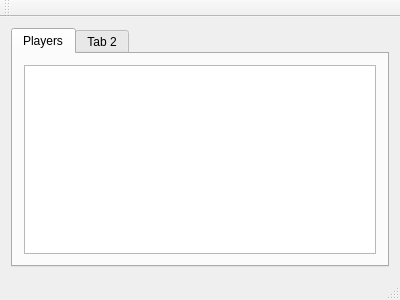
This is src/mainwindow.ui in lbproductions/psnewmodel as Qt 5 draws it before an edit. The edited form follows.
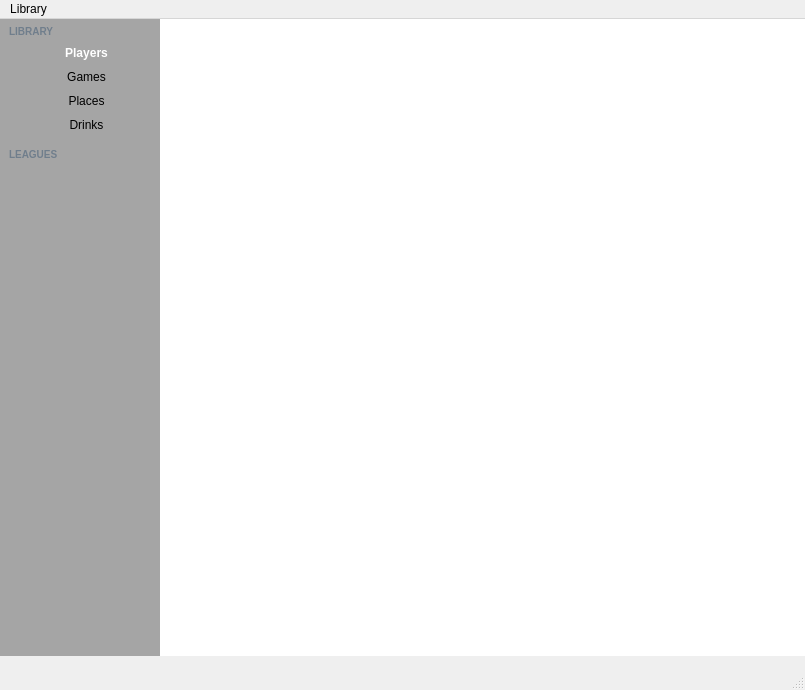
This is the edited form. Icons and pictures are not drawn.

The edit to the form file:
```diff
--- a/src/mainwindow.ui
+++ b/src/mainwindow.ui
@@ -6,38 +6,313 @@
    <rect>
     <x>0</x>
     <y>0</y>
-    <width>400</width>
-    <height>300</height>
+    <width>805</width>
+    <height>690</height>
    </rect>
   </property>
   <property name="windowTitle">
    <string>MainWindow</string>
   </property>
+  <property name="styleSheet">
+   <string notr="true">QStatusBar {
+background: url(:/statusbar/background) repeat-x;
+}
+QSplitter {
+	width: 1px;
+	background-color: #a5a5a5;
+}
+QSplitter:handle {
+	width: 4px;
+}</string>
+  </property>
+  <property name="tabShape">
+   <enum>QTabWidget::Triangular</enum>
+  </property>
   <widget class="QWidget" name="centralWidget">
-   <layout class="QHBoxLayout" name="horizontalLayout">
+   <layout class="QVBoxLayout" name="verticalLayout">
+    <property name="spacing">
+     <number>0</number>
+    </property>
+    <property name="margin">
+     <number>0</number>
+    </property>
     <item>
-     <widget class="QTabWidget" name="tabWidget">
-      <property name="currentIndex">
-       <number>0</number>
+     <widget class="QSplitter" name="splitter">
+      <property name="orientation">
+       <enum>Qt::Horizontal</enum>
       </property>
-      <widget class="QWidget" name="tabPlayers">
-       <attribute name="title">
-        <string>Players</string>
-       </attribute>
-       <layout class="QVBoxLayout" name="verticalLayout">
+      <widget class="QFrame" name="frameSidebar">
+       <property name="minimumSize">
+        <size>
+         <width>150</width>
+         <height>0</height>
+        </size>
+       </property>
+       <property name="maximumSize">
+        <size>
+         <width>300</width>
+         <height>16777215</height>
+        </size>
+       </property>
+       <property name="styleSheet">
+        <string notr="true">QLabel {
+	font-size: 10px;
+	font-weight: bold;
+	font-family: &quot;Lucida Grande&quot;;
+	margin: 6 0 3 6;
+	color: #707e8c;
+}
+QToolButton {
+	border: 0px;
+	height: 21px;
+    background: none;
+	padding-left: 14px;
+}
+QToolButton:checked {
+	color: #FFFFFF;
+	font-weight: bold;
+    background: url(:/sidebar/item-background-selected);
+}
+QFrame#frameSidebar {
+	border: none;
+    background-color: qlineargradient(x1: 0, y1: 0, x2: 0, y2: 1,
+                                      stop: 0 #e7ecf1, stop: 1 #d6dce3);
+}</string>
+       </property>
+       <property name="frameShape">
+        <enum>QFrame::StyledPanel</enum>
+       </property>
+       <layout class="QVBoxLayout" name="verticalLayout_2">
+        <property name="spacing">
+         <number>0</number>
+        </property>
+        <property name="margin">
+         <number>0</number>
+        </property>
         <item>
-         <widget class="QTreeView" name="treeViewPlayers">
-          <property name="sortingEnabled">
+         <widget class="QLabel" name="label">
+          <property name="text">
+           <string>LIBRARY</string>
+          </property>
+         </widget>
+        </item>
+        <item>
+         <widget class="QToolButton" name="toolButtonPlayers">
+          <property name="sizePolicy">
+           <sizepolicy hsizetype="Expanding" vsizetype="Fixed">
+            <horstretch>0</horstretch>
+            <verstretch>0</verstretch>
+           </sizepolicy>
+          </property>
+          <property name="text">
+           <string>Players</string>
+          </property>
+          <property name="icon">
+           <iconset resource="resource/sidebar/sidebar.qrc">
+            <normaloff>:/sidebar/players.png</normaloff>:/sidebar/players.png</iconset>
+          </property>
+          <property name="checkable">
            <bool>true</bool>
           </property>
+          <property name="checked">
+           <bool>true</bool>
+          </property>
+          <property name="toolButtonStyle">
+           <enum>Qt::ToolButtonTextBesideIcon</enum>
+          </property>
          </widget>
         </item>
+        <item>
+         <widget class="QToolButton" name="toolButtonGames">
+          <property name="sizePolicy">
+           <sizepolicy hsizetype="Expanding" vsizetype="Fixed">
+            <horstretch>0</horstretch>
+            <verstretch>0</verstretch>
+           </sizepolicy>
+          </property>
+          <property name="text">
+           <string>Games</string>
+          </property>
+          <property name="icon">
+           <iconset resource="resource/sidebar/sidebar.qrc">
+            <normaloff>:/sidebar/games.png</normaloff>:/sidebar/games.png</iconset>
+          </property>
+          <property name="checkable">
+           <bool>true</bool>
+          </property>
+          <property name="toolButtonStyle">
+           <enum>Qt::ToolButtonTextBesideIcon</enum>
+          </property>
+         </widget>
+        </item>
+        <item>
+         <widget class="QToolButton" name="toolButtonPlaces">
+          <property name="sizePolicy">
+           <sizepolicy hsizetype="MinimumExpanding" vsizetype="Fixed">
+            <horstretch>0</horstretch>
+            <verstretch>0</verstretch>
+           </sizepolicy>
+          </property>
+          <property name="text">
+           <string>Places</string>
+          </property>
+          <property name="icon">
+           <iconset resource="resource/sidebar/sidebar.qrc">
+            <normaloff>:/sidebar/places.png</normaloff>:/sidebar/places.png</iconset>
+          </property>
+          <property name="checkable">
+           <bool>true</bool>
+          </property>
+          <property name="toolButtonStyle">
+           <enum>Qt::ToolButtonTextBesideIcon</enum>
+          </property>
+         </widget>
+        </item>
+        <item>
+         <widget class="QToolButton" name="toolButtonDrinks">
+          <property name="sizePolicy">
+           <sizepolicy hsizetype="Expanding" vsizetype="Fixed">
+            <horstretch>0</horstretch>
+            <verstretch>0</verstretch>
+           </sizepolicy>
+          </property>
+          <property name="text">
+           <string>Drinks</string>
+          </property>
+          <property name="icon">
+           <iconset resource="resource/sidebar/sidebar.qrc">
+            <normaloff>:/sidebar/drinks.png</normaloff>:/sidebar/drinks.png</iconset>
+          </property>
+          <property name="checkable">
+           <bool>true</bool>
+          </property>
+          <property name="toolButtonStyle">
+           <enum>Qt::ToolButtonTextBesideIcon</enum>
+          </property>
+         </widget>
+        </item>
+        <item>
+         <spacer name="verticalSpacer_2">
+          <property name="orientation">
+           <enum>Qt::Vertical</enum>
+          </property>
+          <property name="sizeType">
+           <enum>QSizePolicy::Fixed</enum>
+          </property>
+          <property name="sizeHint" stdset="0">
+           <size>
+            <width>20</width>
+            <height>5</height>
+           </size>
+          </property>
+         </spacer>
+        </item>
+        <item>
+         <widget class="QLabel" name="label_2">
+          <property name="text">
+           <string>LEAGUES</string>
+          </property>
+         </widget>
+        </item>
+        <item>
+         <spacer name="verticalSpacer">
+          <property name="orientation">
+           <enum>Qt::Vertical</enum>
+          </property>
+          <property name="sizeHint" stdset="0">
+           <size>
+            <width>20</width>
+            <height>40</height>
+           </size>
+          </property>
+         </spacer>
+        </item>
        </layout>
       </widget>
-      <widget class="QWidget" name="tab_2">
-       <attribute name="title">
-        <string>Tab 2</string>
-       </attribute>
+      <widget class="QStackedWidget" name="stackedWidget">
+       <widget class="QWidget" name="pagePlayers">
+        <layout class="QVBoxLayout" name="verticalLayout_3">
+         <property name="spacing">
+          <number>0</number>
+         </property>
+         <property name="margin">
+          <number>0</number>
+         </property>
+         <item>
+          <widget class="QTreeView" name="treeViewPlayers">
+           <property name="frameShape">
+            <enum>QFrame::NoFrame</enum>
+           </property>
+           <property name="frameShadow">
+            <enum>QFrame::Plain</enum>
+           </property>
+           <property name="rootIsDecorated">
+            <bool>false</bool>
+           </property>
+          </widget>
+         </item>
+        </layout>
+       </widget>
+       <widget class="QWidget" name="pageGames">
+        <layout class="QVBoxLayout" name="verticalLayout_4">
+         <property name="spacing">
+          <number>0</number>
+         </property>
+         <property name="margin">
+          <number>0</number>
+         </property>
+         <item>
+          <widget class="QTreeView" name="treeViewGames">
+           <property name="frameShape">
+            <enum>QFrame::NoFrame</enum>
+           </property>
+           <property name="rootIsDecorated">
+            <bool>false</bool>
+           </property>
+          </widget>
+         </item>
+        </layout>
+       </widget>
+       <widget class="QWidget" name="pagePlaces">
+        <layout class="QVBoxLayout" name="verticalLayout_5">
+         <property name="spacing">
+          <number>0</number>
+         </property>
+         <property name="margin">
+          <number>0</number>
+         </property>
+         <item>
+          <widget class="QTreeView" name="treeViewPlaces">
+           <property name="frameShape">
+            <enum>QFrame::NoFrame</enum>
+           </property>
+           <property name="rootIsDecorated">
+            <bool>false</bool>
+           </property>
+          </widget>
+         </item>
+        </layout>
+       </widget>
+       <widget class="QWidget" name="pageDrinks">
+        <layout class="QVBoxLayout" name="verticalLayout_6">
+         <property name="spacing">
+          <number>0</number>
+         </property>
+         <property name="margin">
+          <number>0</number>
+         </property>
+         <item>
+          <widget class="QTreeView" name="treeViewDrinks">
+           <property name="frameShape">
+            <enum>QFrame::NoFrame</enum>
+           </property>
+           <property name="rootIsDecorated">
+            <bool>false</bool>
+           </property>
+          </widget>
+         </item>
+        </layout>
+       </widget>
       </widget>
      </widget>
     </item>
@@ -48,20 +323,89 @@
     <rect>
      <x>0</x>
      <y>0</y>
-     <width>400</width>
+     <width>805</width>
      <height>22</height>
     </rect>
    </property>
+   <widget class="QMenu" name="menuLibrary">
+    <property name="title">
+     <string>Library</string>
+    </property>
+    <addaction name="actionPlayers"/>
+    <addaction name="actionGames"/>
+    <addaction name="actionPlaces"/>
+    <addaction name="actionDrinks"/>
+   </widget>
+   <addaction name="menuLibrary"/>
   </widget>
-  <widget class="QToolBar" name="mainToolBar">
-   <attribute name="toolBarArea">
-    <enum>TopToolBarArea</enum>
-   </attribute>
-   <attribute name="toolBarBreak">
-    <bool>false</bool>
-   </attribute>
+  <widget class="QStatusBar" name="statusBar">
+   <property name="minimumSize">
+    <size>
+     <width>0</width>
+     <height>34</height>
+    </size>
+   </property>
   </widget>
-  <widget class="QStatusBar" name="statusBar"/>
+  <action name="actionPlayers">
+   <property name="checkable">
+    <bool>true</bool>
+   </property>
+   <property name="icon">
+    <iconset resource="resource/sidebar/sidebar.qrc">
+     <normaloff>:/sidebar/players.png</normaloff>:/sidebar/players.png</iconset>
+   </property>
+   <property name="text">
+    <string>Players</string>
+   </property>
+   <property name="shortcut">
+    <string>Ctrl+1</string>
+   </property>
+  </action>
+  <action name="actionGames">
+   <property name="checkable">
+    <bool>true</bool>
+   </property>
+   <property name="icon">
+    <iconset resource="resource/sidebar/sidebar.qrc">
+     <normaloff>:/sidebar/games.png</normaloff>:/sidebar/games.png</iconset>
+   </property>
+   <property name="text">
+    <string>Games</string>
+   </property>
+   <property name="shortcut">
+    <string>Ctrl+2</string>
+   </property>
+  </action>
+  <action name="actionPlaces">
+   <property name="checkable">
+    <bool>true</bool>
+   </property>
+   <property name="icon">
+    <iconset resource="resource/sidebar/sidebar.qrc">
+     <normaloff>:/sidebar/places.png</normaloff>:/sidebar/places.png</iconset>
+   </property>
+   <property name="text">
+    <string>Places</string>
+   </property>
+   <property name="shortcut">
+    <string>Ctrl+3</string>
+   </property>
+  </action>
+  <action name="actionDrinks">
+   <property name="checkable">
+    <bool>true</bool>
+   </property>
+   <property name="icon">
+    <iconset resource="resource/sidebar/sidebar.qrc">
+     <normaloff>:/sidebar/drinks.png</normaloff>:/sidebar/drinks.png</iconset>
+   </property>
+   <property name="text">
+    <string>Drinks</string>
+   </property>
+   <property name="shortcut">
+    <string>Ctrl+4</string>
+   </property>
+  </action>
  </widget>
  <layoutdefault spacing="6" margin="11"/>
  <resources/>
```
Left out of the diff: 4 changed lines with no effect on the pictures.
